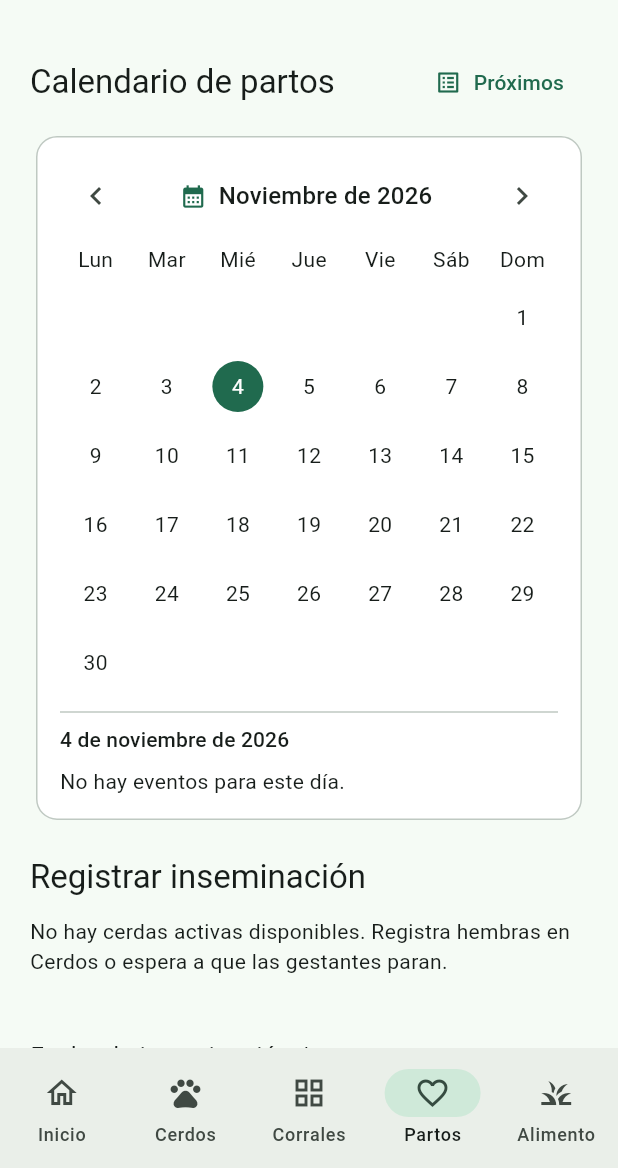
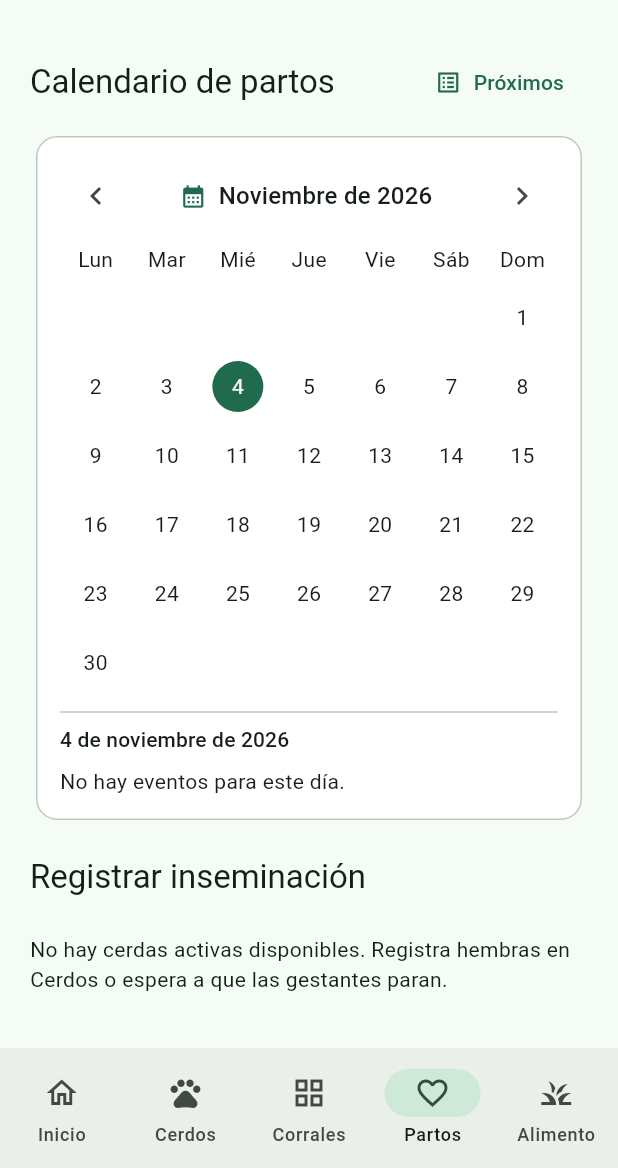
Before and after one commit to angel04-gifd/porcinotech, a Flutter app: the PartosScreen screen opened by its route, on a phone screen of 412 x 824 dp, the part 68-1236 px from its top. Run offline on Flutter 3.47's test engine with Material 3 defaults, Android fonts, the phone set to English and light mode, and no system bars; our stand-ins replace fl_chart, flutter_riverpod, go_router, image_picker, shared_preferences, supabase_flutter; accounts and stored records are empty; network calls fail.

Commit message:
fix: separar los campos de los formularios de corrales, alimentos y partos
Co-Authored-By: Claude Sonnet 5.5 <noreply@anthropic.com>
Claude-Session: https://claude.ai/code/session_01J7CS8sEn4TYfAcchnsoGwP

```diff
--- a/lib/features/alimentos/presentation/foods_screen.dart
+++ b/lib/features/alimentos/presentation/foods_screen.dart
@@ -371,6 +371,7 @@ class _FoodFormState extends ConsumerState<_FoodForm> {
             key: _formKey,
             child: Column(
               mainAxisSize: MainAxisSize.min,
+              spacing: 12,
               children: [
                 Text(
                   widget.food == null ? 'Agregar alimento' : 'Editar alimento',
@@ -587,6 +588,7 @@ class _ConsumptionFormState extends ConsumerState<_ConsumptionForm> {
             key: _formKey,
             child: Column(
               mainAxisSize: MainAxisSize.min,
+              spacing: 12,
               children: [
                 Text(
                   'Consumo: ${widget.food['nombre']}',
--- a/lib/features/corrales/presentation/corrales_screen.dart
+++ b/lib/features/corrales/presentation/corrales_screen.dart
@@ -382,6 +382,7 @@ class _PenFormState extends ConsumerState<_PenForm> {
             key: _formKey,
             child: Column(
               mainAxisSize: MainAxisSize.min,
+              spacing: 12,
               children: [
                 Text(
                   widget.pen == null ? 'Nuevo corral' : 'Editar corral',
--- a/lib/features/partos/presentation/partos_screen.dart
+++ b/lib/features/partos/presentation/partos_screen.dart
@@ -405,6 +405,7 @@ class _PartosScreenState extends ConsumerState<PartosScreen> {
           'Registrar inseminación',
           style: Theme.of(context).textTheme.titleLarge,
         ),
+        const SizedBox(height: 12),
         pigs.when(
           loading: () => const LinearProgressIndicator(),
           error: (error, _) => ErrorView(
@@ -489,6 +490,7 @@ class _PartosScreenState extends ConsumerState<PartosScreen> {
               subtitle: Text(DateFormat.yMMMMd('es').format(_fepa!)),
             ),
           ),
+        const SizedBox(height: 12),
         TextField(
           controller: _observations,
           maxLines: 2,
--- a/lib/features/partos/presentation/upcoming_farrowings_screen.dart
+++ b/lib/features/partos/presentation/upcoming_farrowings_screen.dart
@@ -260,6 +260,7 @@ class _BirthFormState extends ConsumerState<_BirthForm> {
           key: _formKey,
           child: Column(
             mainAxisSize: MainAxisSize.min,
+            spacing: 12,
             children: [
               Text(
                 'Registrar parto real',
```
